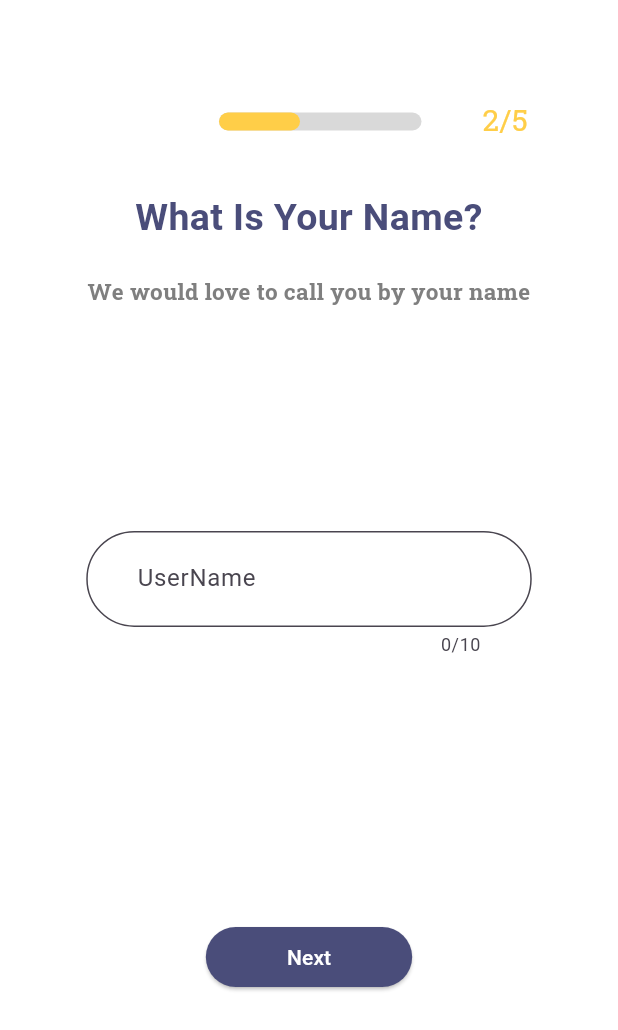
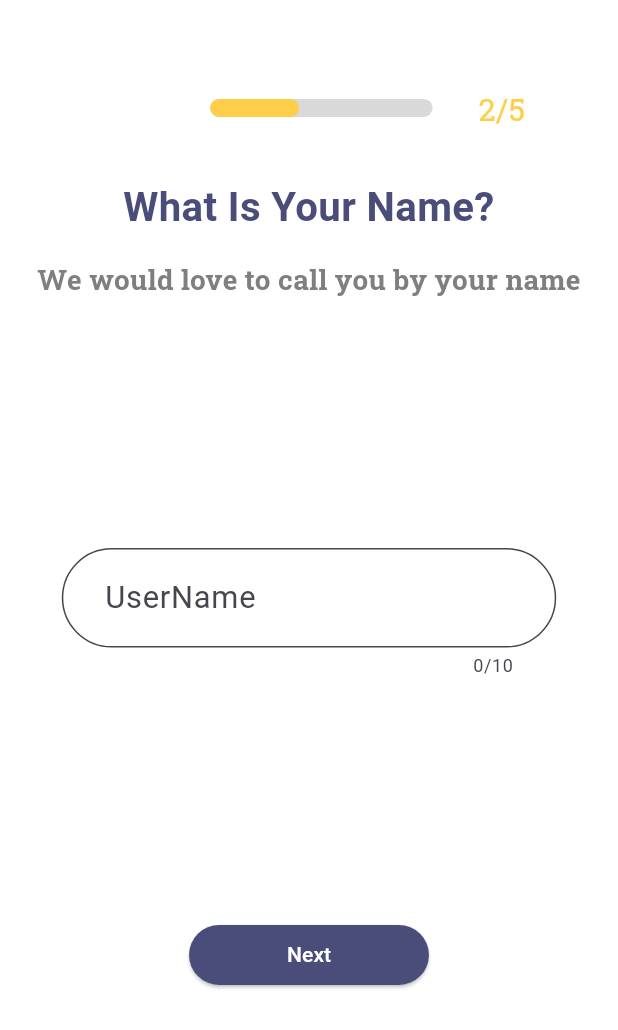
Before and after one commit to RamaTobbo/flutter1, a Flutter app: the Setupscreens screen opened directly, on a phone screen of 412 x 824 dp. Shown: the top 1030 px of the screen. Run offline on Flutter 3.47's test engine with Material 3 defaults, Android fonts, the phone set to English and light mode, and no system bars; our stand-ins replace chat_bubbles, dots_indicator, flutter_native_splash, flutter_spinkit, flutter_svg, font_awesome_flutter and 6 more; missing offline and left inert: dart:ffi, jumping_dot, mobile_scanner.

Commit message:
Initial commit

```diff
--- a/lib/screens/SetupScreens.dart
+++ b/lib/screens/SetupScreens.dart
@@ -2,9 +2,7 @@ import 'package:flutter/material.dart';
 import 'package:flutter/services.dart';
 import 'package:google_fonts/google_fonts.dart';
 import 'package:track_pro/data/setup.dart';
-import 'package:track_pro/models/bluetoothpairing.dart';
-import 'package:track_pro/screens/bluetoothPairingSuccess.dart';
-import 'package:track_pro/screens/bluetoothpairingScreen1.dart';
+
 import 'package:track_pro/screens/congratulations.dart';
 import 'package:wheel_chooser/wheel_chooser.dart';
 
@@ -46,60 +44,69 @@ class _SetupscreensState extends State<Setupscreens> {
   }
 
   @override
+  @override
   Widget build(BuildContext context) {
+    // Get screen dimensions using MediaQuery
+    double screenWidth = MediaQuery.of(context).size.width;
+    double screenHeight = MediaQuery.of(context).size.height;
+
+    // Adjust font sizes based on screen width
+    double titleFontSize = screenWidth * 0.065;
+    double subtitleFontSize = screenWidth * 0.045;
+    double textFieldFontSize = screenWidth * 0.05;
+
     final Indicator = setupItems[pageindex].progressIndicator;
     final title = setupItems[pageindex].title;
     final subtitle = setupItems[pageindex].subtitle;
     final subtitlecolor = setupItems[pageindex].subtitleColor;
     final titlecolor = setupItems[pageindex].titleColor;
 
+    // Adjust the layout and content dynamically
     switch (pageindex) {
       case 1:
         screen = Center(
           child: Column(
             children: [
               Padding(
-                padding: const EdgeInsets.only(top: 150.0),
+                padding: EdgeInsets.only(top: screenHeight * 0.2),
                 child: SizedBox(
-                  width: 297,
-                  height: 80,
+                  width: screenWidth * 0.8, // Make TextField width responsive
+                  height: screenHeight * 0.1,
                   child: TextField(
                     inputFormatters: [
                       FilteringTextInputFormatter.allow(RegExp(r'[a-zA-Z]')),
                     ],
                     decoration: InputDecoration(
-                      contentPadding: const EdgeInsets.all(30),
+                      contentPadding: EdgeInsets.all(screenWidth * 0.06),
                       border: OutlineInputBorder(
                         borderRadius: BorderRadius.circular(1000),
                       ),
                       filled: true,
                       hintStyle: TextStyle(color: Colors.grey[800]),
                       fillColor: Colors.white70,
-                      label: const Text('UserName'),
+                      label: Text(
+                        'UserName',
+                        style: TextStyle(fontSize: textFieldFontSize),
+                      ),
                     ),
                     maxLength: 10,
                     onChanged: savedUserName,
                   ),
                 ),
               ),
-              const SizedBox(
-                height: 180,
-              )
+              SizedBox(height: screenHeight * 0.2),
             ],
           ),
         );
-
         break;
       case 2:
         screen = Column(
           children: [
             SizedBox(
-              height: 273,
-              width: 150,
+              height: screenHeight * 0.4,
+              width: screenWidth * 0.4,
               child: Padding(
-                padding: const EdgeInsets.only(top: 28.0),
-                child: Container(
-                  padding: const EdgeInsets.only(top: 90),
+                padding: EdgeInsets.only(top: screenHeight * 0.04),
                 child: WheelChooser.integer(
                   onValueChanged: (value) {
                     setState(() {
@@ -109,15 +116,15 @@ class _SetupscreensState extends State<Setupscreens> {
                   maxValue: 190,
                   minValue: 10,
                   initValue: 25,
-                    selectTextStyle:
-                        const TextStyle(color: Color(0xFFffce48), fontSize: 28),
-                    unSelectTextStyle:
-                        const TextStyle(color: Colors.black, fontSize: 28),
+                  selectTextStyle: TextStyle(
+                      color: const Color(0xFFffce48),
+                      fontSize: screenWidth * 0.06),
+                  unSelectTextStyle: TextStyle(
+                      color: Colors.black, fontSize: screenWidth * 0.06),
                 ),
               ),
             ),
-            ),
-            const SizedBox(height: 120),
+            SizedBox(height: screenHeight * 0.1),
           ],
         );
         break;
@@ -127,10 +134,10 @@ class _SetupscreensState extends State<Setupscreens> {
             Column(
               children: [
                 SizedBox(
-                  height: 270,
-                  width: 150,
+                  height: screenHeight * 0.4,
+                  width: screenWidth * 0.4,
                   child: Padding(
-                    padding: const EdgeInsets.only(top: 125.0),
+                    padding: EdgeInsets.only(top: screenHeight * 0.2),
                     child: WheelChooser.integer(
                       onValueChanged: (value) {
                         setState(() {
@@ -140,22 +147,24 @@ class _SetupscreensState extends State<Setupscreens> {
                       maxValue: 290,
                       minValue: 100,
                       initValue: 165,
-                      selectTextStyle: const TextStyle(
-                          color: Color(0xFFffce48), fontSize: 28),
-                      unSelectTextStyle:
-                          const TextStyle(color: Colors.black, fontSize: 28),
+                      selectTextStyle: TextStyle(
+                          color: const Color(0xFFffce48),
+                          fontSize: screenWidth * 0.06),
+                      unSelectTextStyle: TextStyle(
+                          color: Colors.black, fontSize: screenWidth * 0.06),
                     ),
                   ),
                 ),
-                const SizedBox(height: 120),
+                SizedBox(height: screenHeight * 0.1),
               ],
             ),
-            const Positioned(
-              bottom: 160,
-              left: 120,
+            Positioned(
+              bottom: screenHeight * 0.2,
+              left: screenWidth * 0.3,
               child: Text(
                 'Cm',
-                style: TextStyle(color: Colors.grey, fontSize: 14),
+                style:
+                    TextStyle(color: Colors.grey, fontSize: screenWidth * 0.04),
               ),
             ),
           ],
@@ -167,10 +176,8 @@ class _SetupscreensState extends State<Setupscreens> {
             Column(
               children: [
                 SizedBox(
-                  height: 260,
-                  width: 260,
-                  child: Container(
-                    padding: const EdgeInsets.only(top: 140),
+                  height: screenHeight * 0.35,
+                  width: screenWidth * 0.7,
                   child: WheelChooser.integer(
                     horizontal: true,
                     onValueChanged: (value) {
@@ -181,23 +188,23 @@ class _SetupscreensState extends State<Setupscreens> {
                     maxValue: 200,
                     minValue: 30,
                     initValue: 60,
-                      selectTextStyle: const TextStyle(
-                          color: Color(0xFFffce48), fontSize: 28),
-                      unSelectTextStyle:
-                          const TextStyle(color: Colors.black, fontSize: 28),
+                    selectTextStyle: TextStyle(
+                        color: const Color(0xFFffce48),
+                        fontSize: screenWidth * 0.06),
+                    unSelectTextStyle: TextStyle(
+                        color: Colors.black, fontSize: screenWidth * 0.06),
                   ),
                 ),
-                ),
-                const SizedBox(height: 120),
+                SizedBox(height: screenHeight * 0.1),
               ],
             ),
-            // SizedBox(height: 70),
-            const Positioned(
-              bottom: 145,
-              left: 150,
+            Positioned(
+              bottom: screenHeight * 0.18,
+              left: screenWidth * 0.4,
               child: Text(
                 'Kg',
-                style: TextStyle(color: Colors.grey, fontSize: 14),
+                style:
+                    TextStyle(color: Colors.grey, fontSize: screenWidth * 0.04),
               ),
             ),
           ],
@@ -205,50 +212,48 @@ class _SetupscreensState extends State<Setupscreens> {
         break;
       default:
     }
+
     return Scaffold(
       resizeToAvoidBottomInset: false,
       backgroundColor: Colors.white,
       body: Padding(
-        padding: const EdgeInsets.symmetric(vertical: 45.0),
+        padding: EdgeInsets.symmetric(vertical: screenHeight * 0.05),
         child: Stack(
           children: [
             Center(
               child: Column(
                 children: [
                   Container(
-                      width: 150,
-                      padding: const EdgeInsets.only(top: 30, left: 15),
+                      width: screenWidth * 0.4,
+                      padding: EdgeInsets.only(
+                          top: screenHeight * 0.03, left: screenWidth * 0.04),
                       child: Indicator),
-                  const SizedBox(
-                    height: 40,
-                  ),
+                  SizedBox(height: screenHeight * 0.05),
                   Padding(
-                    padding: const EdgeInsets.symmetric(horizontal: 50),
+                    padding:
+                        EdgeInsets.symmetric(horizontal: screenWidth * 0.1),
                     child: Text(
                       title,
                       style: titelFont(
                           color: titlecolor,
-                          fontSize: 25,
+                          fontSize: titleFontSize,
                           fontWeight: FontWeight.bold),
                       textAlign: TextAlign.center,
                     ),
                   ),
-                  const SizedBox(
-                    height: 20,
-                  ),
+                  SizedBox(height: screenHeight * 0.02),
                   Padding(
-                    padding: const EdgeInsets.symmetric(horizontal: 12.0),
+                    padding:
+                        EdgeInsets.symmetric(horizontal: screenWidth * 0.03),
                     child: Text(
                       subtitle,
                       style: subtitleFont(
                           color: subtitlecolor,
-                          fontSize: 15,
+                          fontSize: subtitleFontSize,
                           fontWeight: FontWeight.bold),
                       textAlign: TextAlign.center,
                     ),
                   ),
-                  //////
-
                   screen,
                   ElevatedButton(
                     onPressed: () {
@@ -275,9 +280,10 @@ class _SetupscreensState extends State<Setupscreens> {
                     },
                     style: ElevatedButton.styleFrom(
                         backgroundColor: const Color(0xFF4a4d7a)),
-                    child: const Padding(
-                      padding: EdgeInsets.symmetric(horizontal: 30.0),
-                      child: Text(
+                    child: Padding(
+                      padding:
+                          EdgeInsets.symmetric(horizontal: screenWidth * 0.1),
+                      child: const Text(
                         'Next',
                         style: TextStyle(
                           color: Colors.white,
@@ -289,12 +295,13 @@ class _SetupscreensState extends State<Setupscreens> {
               ),
             ),
             Positioned(
-              top: 20,
-              right: 60,
+              top: screenHeight * 0.02,
+              right: screenWidth * 0.15,
               child: Text(
                 '${pageindex + 1}/5',
                 style: GoogleFonts.robotoSlab(
-                    color: const Color(0xFFFFCE48), fontSize: 20),
+                    color: const Color(0xFFFFCE48),
+                    fontSize: screenWidth * 0.05),
               ),
             ),
           ],
--- a/lib/screens/bluetoothSetup.dart
+++ b/lib/screens/bluetoothSetup.dart
@@ -1,8 +1,7 @@
 import 'package:flutter/material.dart';
 import 'package:google_fonts/google_fonts.dart';
 import 'package:track_pro/data/setup.dart';
-import 'package:track_pro/models/bluetoothpairing.dart';
-import 'package:track_pro/screens/bluetoothPairingSuccess.dart';
+
 import 'package:track_pro/screens/bluetoothpairingScreen1.dart';
 import 'package:track_pro/screens/scanning.dart';
 
```
Lines whose indentation alone changed are shown as unchanged.
